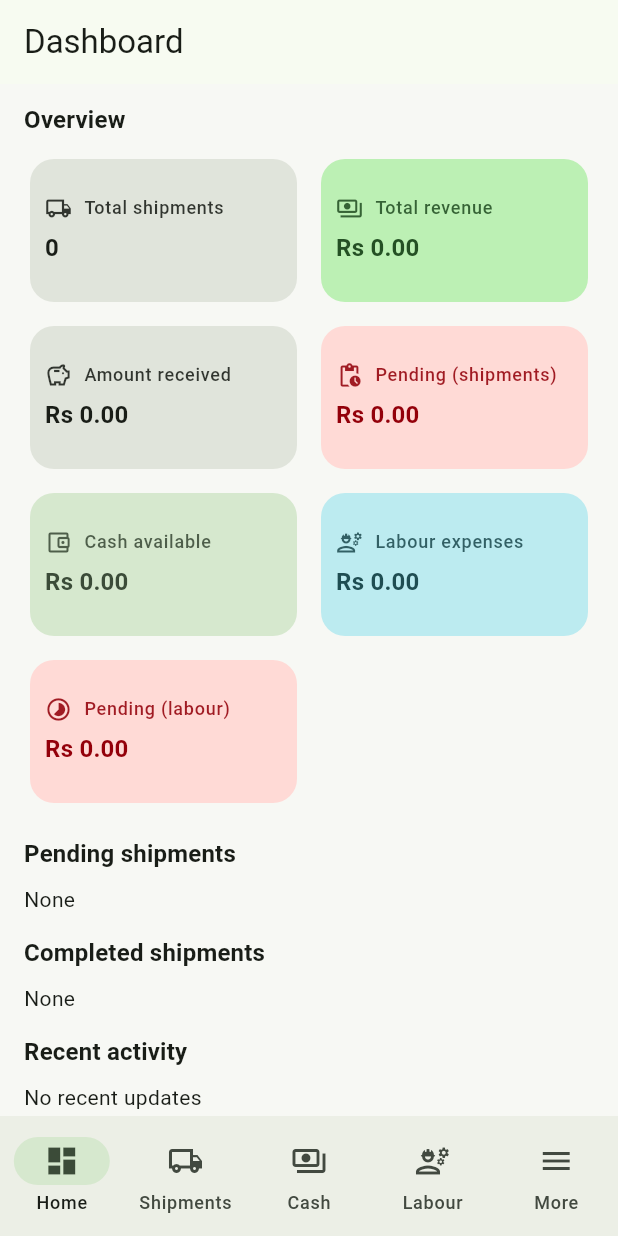
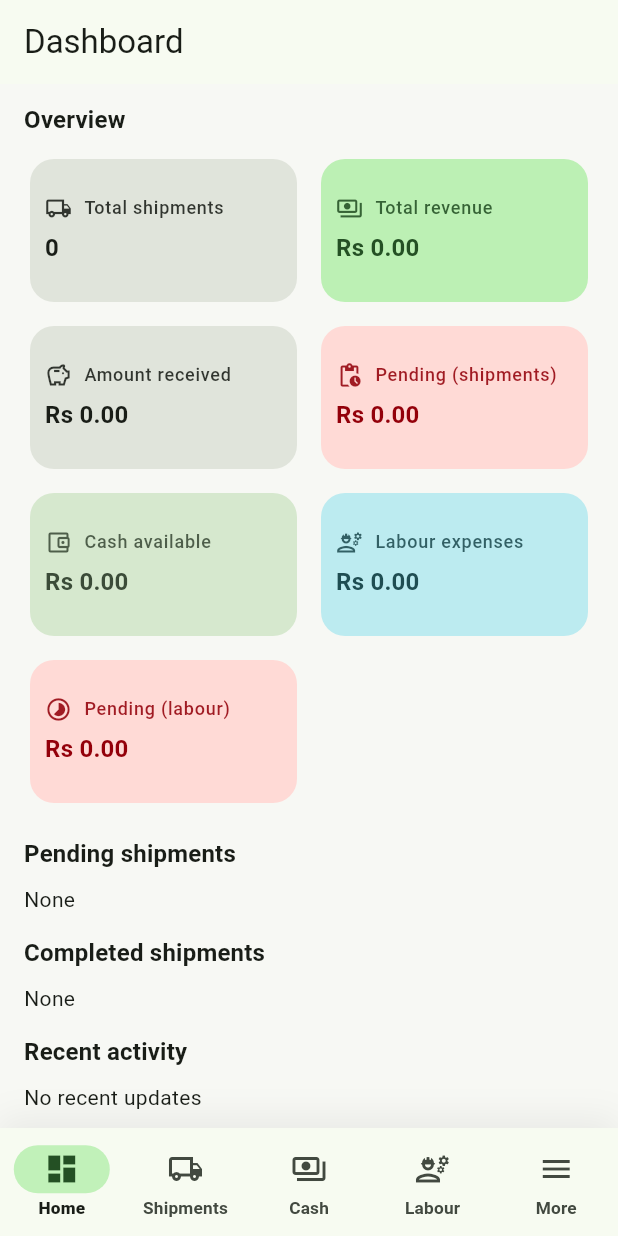
Before and after one commit to developermaazz/agriledger, a Flutter app: the screen it shows once a user with an empty profile is signed in, on a phone screen of 412 x 824 dp. Run offline on Flutter 3.47's test engine with Material 3 defaults, Android fonts, the phone set to English and light mode, and no system bars; our stand-ins replace cloud_firestore, firebase_auth, firebase_core, firebase_storage, pdf, share_plus and 1 more; missing offline and left inert: excel; accounts and stored records are empty.

Commit message:
Implemented navigation bar theming and localization for bottom navigation labels. Added NavigationBarThemeData to app theme for consistent styling. Updated MainShell to use localized strings for navigation labels and improved bottom navigation bar design with shadow effects.

```diff
--- a/lib/app/app_theme.dart
+++ b/lib/app/app_theme.dart
@@ -15,6 +15,39 @@ class AppTheme {
         centerTitle: false,
         backgroundColor: colorScheme.surface,
         foregroundColor: colorScheme.onSurface,
+      ),
+      navigationBarTheme: NavigationBarThemeData(
+        height: 72,
+        backgroundColor: colorScheme.surface,
+        elevation: 0,
+        indicatorColor: colorScheme.primaryContainer.withValues(alpha: 0.92),
+        indicatorShape: const StadiumBorder(),
+        labelBehavior: NavigationDestinationLabelBehavior.alwaysShow,
+        labelTextStyle: WidgetStateProperty.resolveWith(
+          (states) {
+            final selected = states.contains(WidgetState.selected);
+            return TextStyle(
+              fontSize: 11.5,
+              height: 1.1,
+              letterSpacing: 0.15,
+              fontWeight: selected ? FontWeight.w800 : FontWeight.w600,
+              color: selected
+                  ? colorScheme.onSurface
+                  : colorScheme.onSurfaceVariant,
+            );
+          },
+        ),
+        iconTheme: WidgetStateProperty.resolveWith(
+          (states) {
+            final selected = states.contains(WidgetState.selected);
+            return IconThemeData(
+              size: 24,
+              color: selected
+                  ? colorScheme.onPrimaryContainer
+                  : colorScheme.onSurfaceVariant,
+            );
+          },
+        ),
       ),
       cardTheme: CardThemeData(
         elevation: 0,
--- a/lib/features/shell/main_shell.dart
+++ b/lib/features/shell/main_shell.dart
@@ -5,6 +5,7 @@ import '../dashboard/presentation/dashboard_screen.dart';
 import '../labour/presentation/labour_list_screen.dart';
 import '../more/presentation/more_screen.dart';
 import '../shipments/presentation/shipment_list_screen.dart';
+import '../../shared/l10n/l10n.dart';
 
 class MainShell extends StatefulWidget {
   const MainShell({super.key});
@@ -18,6 +19,7 @@ class _MainShellState extends State<MainShell> {
 
   @override
   Widget build(BuildContext context) {
+    final cs = Theme.of(context).colorScheme;
     return Scaffold(
       body: IndexedStack(
         index: _index,
@@ -29,36 +31,50 @@ class _MainShellState extends State<MainShell> {
           MoreScreen(),
         ],
       ),
-      bottomNavigationBar: NavigationBar(
+      bottomNavigationBar: DecoratedBox(
+        decoration: BoxDecoration(
+          boxShadow: [
+            BoxShadow(
+              color: Colors.black.withValues(alpha: 0.06),
+              blurRadius: 18,
+              offset: const Offset(0, -6),
+            ),
+          ],
+          border: Border(
+            top: BorderSide(color: cs.outlineVariant.withValues(alpha: 0.55)),
+          ),
+        ),
+        child: NavigationBar(
           selectedIndex: _index,
           onDestinationSelected: (i) => setState(() => _index = i),
-        destinations: const [
+          destinations: [
             NavigationDestination(
-            icon: Icon(Icons.dashboard_outlined),
-            selectedIcon: Icon(Icons.dashboard),
-            label: 'Home',
+              icon: const Icon(Icons.dashboard_outlined),
+              selectedIcon: const Icon(Icons.dashboard),
+              label: context.l10n.navHome,
             ),
             NavigationDestination(
-            icon: Icon(Icons.local_shipping_outlined),
-            selectedIcon: Icon(Icons.local_shipping),
-            label: 'Shipments',
+              icon: const Icon(Icons.local_shipping_outlined),
+              selectedIcon: const Icon(Icons.local_shipping),
+              label: context.l10n.navShipments,
             ),
             NavigationDestination(
-            icon: Icon(Icons.payments_outlined),
-            selectedIcon: Icon(Icons.payments),
-            label: 'Cash',
+              icon: const Icon(Icons.payments_outlined),
+              selectedIcon: const Icon(Icons.payments),
+              label: context.l10n.navCash,
             ),
             NavigationDestination(
-            icon: Icon(Icons.engineering_outlined),
-            selectedIcon: Icon(Icons.engineering),
-            label: 'Labour',
+              icon: const Icon(Icons.engineering_outlined),
+              selectedIcon: const Icon(Icons.engineering),
+              label: context.l10n.navLabour,
             ),
             NavigationDestination(
-            icon: Icon(Icons.menu),
-            selectedIcon: Icon(Icons.menu_open),
-            label: 'More',
+              icon: const Icon(Icons.menu),
+              selectedIcon: const Icon(Icons.menu_open),
+              label: context.l10n.navMore,
             ),
           ],
+        ),
       ),
     );
   }
--- a/lib/l10n/app_en.arb
+++ b/lib/l10n/app_en.arb
@@ -171,5 +171,11 @@
   "settingsSignOut": "Sign out",
   "settingsAccountType": "Account type",
   "settingsAccountTypeGuest": "Guest (anonymous)",
-  "settingsAccountTypeEmail": "Email user"
+  "settingsAccountTypeEmail": "Email user",
+
+  "navHome": "Home",
+  "navShipments": "Shipments",
+  "navCash": "Cash",
+  "navLabour": "Labour",
+  "navMore": "More"
 }
--- a/lib/l10n/app_localizations.dart
+++ b/lib/l10n/app_localizations.dart
@@ -993,6 +993,36 @@ abstract class AppLocalizations {
   /// In en, this message translates to:
   /// **'Email user'**
   String get settingsAccountTypeEmail;
+
+  /// No description provided for @navHome.
+  ///
+  /// In en, this message translates to:
+  /// **'Home'**
+  String get navHome;
+
+  /// No description provided for @navShipments.
+  ///
+  /// In en, this message translates to:
+  /// **'Shipments'**
+  String get navShipments;
+
+  /// No description provided for @navCash.
+  ///
+  /// In en, this message translates to:
+  /// **'Cash'**
+  String get navCash;
+
+  /// No description provided for @navLabour.
+  ///
+  /// In en, this message translates to:
+  /// **'Labour'**
+  String get navLabour;
+
+  /// No description provided for @navMore.
+  ///
+  /// In en, this message translates to:
+  /// **'More'**
+  String get navMore;
 }
 
 class _AppLocalizationsDelegate
--- a/lib/l10n/app_localizations_en.dart
+++ b/lib/l10n/app_localizations_en.dart
@@ -483,4 +483,19 @@ class AppLocalizationsEn extends AppLocalizations {
 
   @override
   String get settingsAccountTypeEmail => 'Email user';
+
+  @override
+  String get navHome => 'Home';
+
+  @override
+  String get navShipments => 'Shipments';
+
+  @override
+  String get navCash => 'Cash';
+
+  @override
+  String get navLabour => 'Labour';
+
+  @override
+  String get navMore => 'More';
 }
```
Lines whose indentation alone changed are shown as unchanged.
